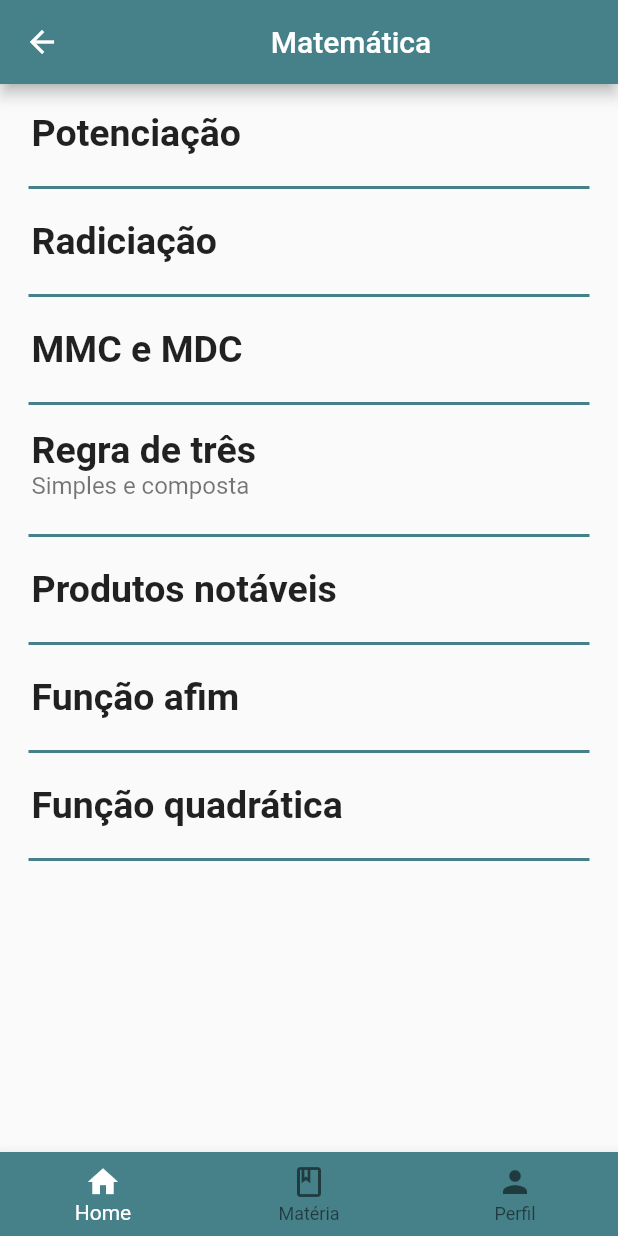
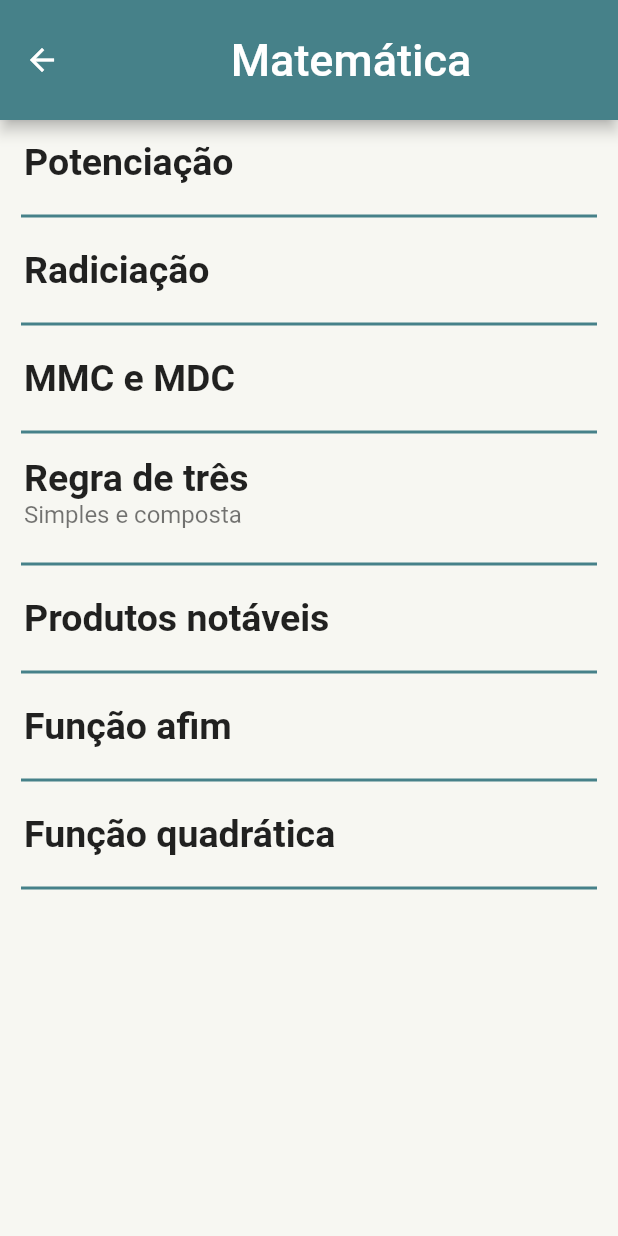
Before and after one commit to ThiagoAlmeida0/PMOB_2022, a Flutter app: the MathMatters screen opened by its route, on a phone screen of 412 x 824 dp. Run offline on Flutter 3.47's test engine with Material 2 defaults, Android fonts, the phone set to English and light mode, and no system bars; our stand-ins replace font_awesome_flutter.

Commit message:
adicionado o ListView na tela

```diff
--- a/lib/ui/screens/math_matters.dart
+++ b/lib/ui/screens/math_matters.dart
@@ -1,5 +1,4 @@
 import 'package:flutter/material.dart';
-import 'package:pmob_22/ui/screens/question_screen.dart';
 import 'package:pmob_22/utils/constants.dart';
 
 class MathMatters extends StatefulWidget {
@@ -13,119 +12,106 @@ class _MathMattersState extends State<MathMatters> {
   @override
   Widget build(BuildContext context) {
     return Scaffold(
+      backgroundColor: Color(0xFFf7f7f2),
       appBar: AppBar(
         backgroundColor: mainColor,
-        title: Center(child: Text("Matemática")),
+        toolbarHeight: 80,
+        title: const Center(
+            child: Text("Matemática",
+                style: TextStyle(fontSize: 30, color: textColor))),
       ),
-      body: Center(
-        child: Container(
-          padding: EdgeInsets.all(5),
-          child: Column(
+      body: ListView(
         children: [
           GestureDetector(
-                onTap: (){
+            onTap: () {
               Navigator.of(context).pushNamed("/question");
             },
-                child: ListTile(
-                  title: Text ('Potenciação',
-                    style: TextStyle(
-                        fontSize: 25,
-                        fontWeight: FontWeight.bold
+            child: const ListTile(
+              title: Text(
+                'Potenciação',
+                style: TextStyle(fontSize: 25, fontWeight: FontWeight.bold),
               ),
             ),
           ),
-              ),
-
-              Divider(
+          const Divider(
             color: mainColor,
             thickness: 2,
             indent: 14,
             endIndent: 14,
           ),
-              ListTile(
-                title: Text ('Radiciação',
-                  style: TextStyle(
-                      fontSize: 25,
-                      fontWeight: FontWeight.bold
+          const ListTile(
+            title: Text(
+              'Radiciação',
+              style: TextStyle(fontSize: 25, fontWeight: FontWeight.bold),
             ),
           ),
-              ),
-              Divider(
+          const Divider(
             color: mainColor,
             thickness: 2,
             indent: 14,
             endIndent: 14,
           ),
-              ListTile(
-                title: Text ('MMC e MDC',
-                  style: TextStyle(
-                      fontSize: 25,
-                      fontWeight: FontWeight.bold
+          const ListTile(
+            title: Text(
+              'MMC e MDC',
+              style: TextStyle(fontSize: 25, fontWeight: FontWeight.bold),
             ),
           ),
-              ),
-              Divider(
+          const Divider(
             color: mainColor,
             thickness: 2,
             indent: 14,
             endIndent: 14,
           ),
-              ListTile(
-                title: Text ('Regra de três',
-                  style: TextStyle(
-                      fontSize: 25,
-                      fontWeight: FontWeight.bold
+          const ListTile(
+            title: Text(
+              'Regra de três',
+              style: TextStyle(fontSize: 25, fontWeight: FontWeight.bold),
             ),
-                ),
-                subtitle: Text ('Simples e composta',
+            subtitle: Text(
+              'Simples e composta',
               style: TextStyle(
                 fontSize: 16,
               ),
             ),
           ),
-              Divider(
+          const Divider(
             color: mainColor,
             thickness: 2,
             indent: 14,
             endIndent: 14,
           ),
-              ListTile(
-                title: Text ('Produtos notáveis',
-                  style: TextStyle(
-                      fontSize: 25,
-                      fontWeight: FontWeight.bold
+          const ListTile(
+            title: Text(
+              'Produtos notáveis',
+              style: TextStyle(fontSize: 25, fontWeight: FontWeight.bold),
             ),
           ),
-              ),
-              Divider(
+          const Divider(
             color: mainColor,
             thickness: 2,
             indent: 14,
             endIndent: 14,
           ),
-              ListTile(
-                title: Text ('Função afim',
-                  style: TextStyle(
-                      fontSize: 25,
-                      fontWeight: FontWeight.bold
+          const ListTile(
+            title: Text(
+              'Função afim',
+              style: TextStyle(fontSize: 25, fontWeight: FontWeight.bold),
             ),
           ),
-              ),
-              Divider(
+          const Divider(
             color: mainColor,
             thickness: 2,
             indent: 14,
             endIndent: 14,
           ),
-              ListTile(
-                title: Text ('Função quadrática',
-                  style: TextStyle(
-                      fontSize: 25,
-                      fontWeight: FontWeight.bold
+          const ListTile(
+            title: Text(
+              'Função quadrática',
+              style: TextStyle(fontSize: 25, fontWeight: FontWeight.bold),
             ),
           ),
-              ),
-              Divider(
+          const Divider(
             color: mainColor,
             thickness: 2,
             indent: 14,
@@ -133,25 +119,6 @@ class _MathMattersState extends State<MathMatters> {
           ),
         ],
       ),
-        ),
-      ),
-      bottomNavigationBar: BottomNavigationBar(
-          backgroundColor: mainColor,
-          items: const <BottomNavigationBarItem>[
-            BottomNavigationBarItem(
-              icon: Icon(Icons.home),
-              label: 'Home',
-            ),
-            BottomNavigationBarItem(
-              icon: Icon(Icons.book_outlined),
-              label: 'Matéria',
-            ),
-            BottomNavigationBarItem(
-              icon: Icon(Icons.person),
-              label: 'Perfil',
-            ),
-          ],
-          selectedItemColor: Colors.white),
     );
   }
 }
```
Lines whose indentation alone changed are shown as unchanged.
